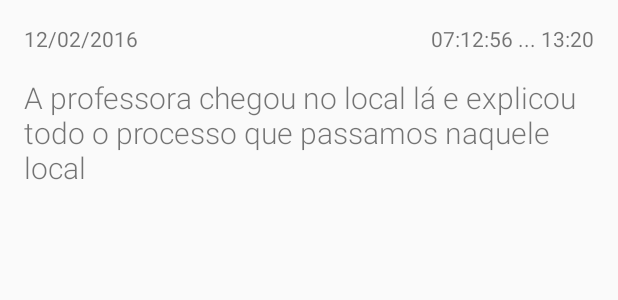
After one commit to PosteroCompany/memo, an Android app: the layout fragment_history.xml on its own in the app's theme, with its tools: preview values and no code run, on a phone screen of 412 x 824 dp. The commit adds this screen. Shown: the top 300 px of the screen. Run offline under Robolectric (Android 15) with nearby library versions, the phone set to English and light mode, and no system bars.

Commit message:
Implement function to History of Notes

```diff
--- /dev/null
+++ b/app/src/main/res/layout/fragment_history.xml
@@ -0,0 +1,37 @@
+<RelativeLayout xmlns:android="http://schemas.android.com/apk/res/android"
+    xmlns:tools="http://schemas.android.com/tools"
+    android:layout_width="match_parent"
+    android:layout_height="match_parent"
+    android:paddingBottom="@dimen/activity_vertical_margin"
+    android:paddingLeft="@dimen/activity_horizontal_margin"
+    android:paddingRight="@dimen/activity_horizontal_margin"
+    android:paddingTop="@dimen/activity_vertical_margin"
+    tools:context="br.com.posterocompany.memo.activitys.HistoryActivity$PlaceholderFragment">
+
+    <TextView
+        android:id="@+id/lblDateCreate"
+        android:layout_width="wrap_content"
+        android:layout_height="wrap_content"
+        android:text="12/02/2016" />
+
+    <TextView
+        android:id="@+id/lblTimeUpdate"
+        android:layout_width="wrap_content"
+        android:layout_height="wrap_content"
+        android:layout_alignEnd="@id/lblDateCreate"
+        android:layout_alignParentEnd="true"
+        android:text="07:12:56 ... 13:20" />
+
+    <TextView
+        android:id="@+id/lblText"
+        android:layout_width="match_parent"
+        android:layout_height="match_parent"
+        android:layout_below="@id/lblDateCreate"
+        android:layout_marginTop="@dimen/activity_vertical_margin"
+        android:fontFamily="sans-serif-light"
+        android:scrollbars="vertical"
+        android:text="A professora chegou no local lá e explicou todo o processo que passamos naquele local"
+        android:textSize="@dimen/note_text_size" />
+
+
+</RelativeLayout>
--- a/app/src/main/res/values/dimens.xml
+++ b/app/src/main/res/values/dimens.xml
@@ -8,4 +8,5 @@
     <dimen name="fab_margin">16dp</dimen>
     <dimen name="note_text_size">20dp</dimen>
     <dimen name="note_date_size">14dp</dimen>
+    <dimen name="appbar_padding_top">8dp</dimen>
 </resources>
--- a/app/src/main/res/values/strings.xml
+++ b/app/src/main/res/values/strings.xml
@@ -10,4 +10,6 @@
     <string name="activity_note_edit_title">Edit Note</string>
     <string name="act_delete">Delete</string>
     <string name="act_history">History</string>
+    <string name="title_activity_history">History</string>
+    <string name="section_format">Hello World from section: %1$d</string>
 </resources>
```
Also changed, not shown: app/src/main/AndroidManifest.xml (+9 -0 lines), app/src/main/java/br/com/posterocompany/memo/activitys/HistoryActivity.java (added, +149 -0 lines), app/src/main/java/br/com/posterocompany/memo/activitys/MainActivity.java (+9 -1 lines), app/src/main/res/layout/activity_history.xml (added, +49 -0 lines), app/src/main/res/menu/menu_history.xml (added, +10 -0 lines).
